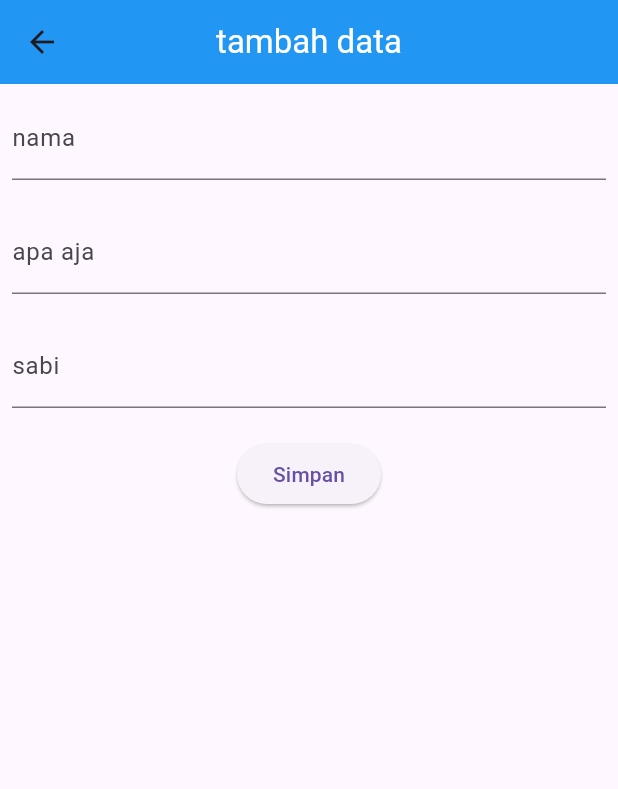
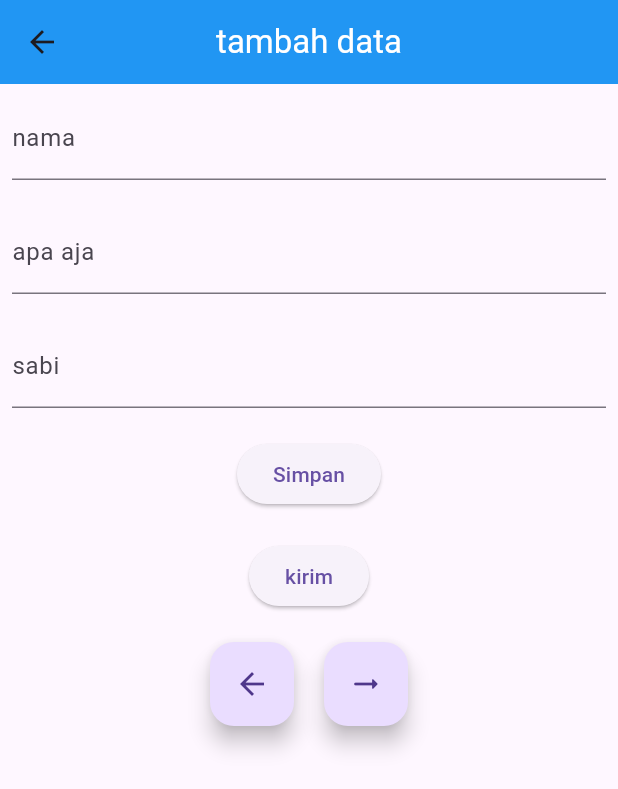
Before and after one commit to RAFIPULPIS/ujian, a Flutter app: the Homepage screen opened by its route, after a tap on "tambah data", on a phone screen of 412 x 824 dp. Shown: the top 789 px of the screen. Run offline on Flutter 3.47's test engine with Material 3 defaults, Android fonts, the phone set to English and light mode, and no system bars.

Commit message:
first commit

```diff
--- a/lib/Homepage.dart
+++ b/lib/Homepage.dart
@@ -11,13 +11,18 @@ class Homepage extends StatelessWidget {
         style: TextStyle(color: Colors.white),
         ),
         backgroundColor: Colors.blue,
+        centerTitle: true,
       ),
       body: Center(
         child: Column(
           mainAxisAlignment: MainAxisAlignment.center,
           children: [
+            Icon(Icons.wallet_giftcard,
+            size: 200,
+            color: Colors.blue,
+            ),
             Text(
-              "Selamat datang ",
+              "Selamat datang di aplikasi penambahan data ",
               style: TextStyle(fontSize: 18),
             ),
             SizedBox(height: 40,),
@@ -32,7 +37,7 @@ class Homepage extends StatelessWidget {
               onPressed: () {
                 Navigator.pushNamed(context, '/last');
               },
-              child: Text('Ke Halaman kedua'),
+              child: Text('data'),
             ),
           ],
         ),
--- a/lib/apa.dart
+++ b/lib/apa.dart
@@ -32,14 +32,47 @@ class Apa extends StatelessWidget {
             ElevatedButton(
               onPressed: () {
                 ScaffoldMessenger.of(context).showSnackBar(
-                  SnackBar(content: Text("Data ditambahkann boskuu")),
+                  SnackBar(content: Text("Data disimpan boskuu")),
                 );
               },
               child: Text("Simpan"),
             ),
+            SizedBox(height: 20,),
+            ElevatedButton(
+              onPressed: () {
+                ScaffoldMessenger.of(context).showSnackBar(
+                  SnackBar(content: Text("Data dikirim")),
+                );
+              },
+              child: Text("kirim"),
+            ),
+             SizedBox(height: 20,),
+            Container(
+              child: Center(
+                child: Row(
+                  mainAxisAlignment: MainAxisAlignment.center,
+                  children: [
+                    FloatingActionButton(
+                      onPressed: (){
+                        Navigator.pushNamed(context, '/home');
+                      },
+                      child: Icon(Icons.arrow_back),
+                    ),
+                    SizedBox(width: 20,),
+                     FloatingActionButton(
+                      onPressed: (){
+                        Navigator.pushNamed(context, '/last');
+                      },
+                      child: Icon(Icons.arrow_right_alt_rounded),
+                    ),
+                  ],
+                ),
+              ),
+            )
           ],
         ),
       ),
     );
+
   }
 }
```
Also changed, not shown: lib/Last.dart (+34 -6 lines).
